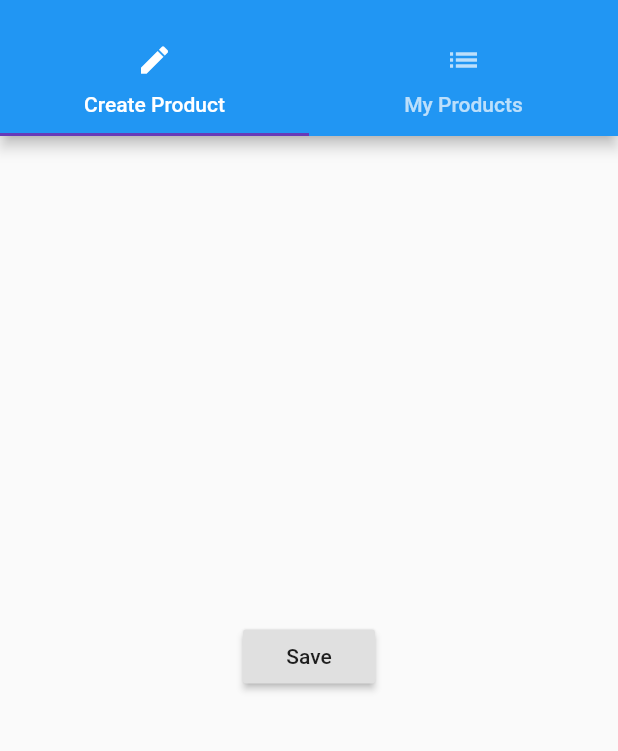
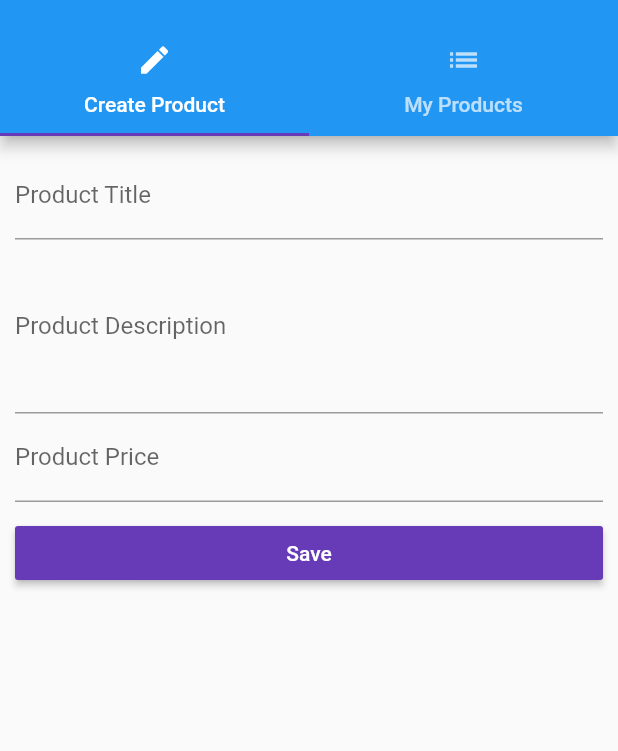
Before and after one commit to hukoru/flutter_course, a Flutter app: the ProductsAdminPage screen opened by its route, on a phone screen of 412 x 824 dp, the part 59-810 px from its top. Run offline on Flutter 3.47's test engine with Material 2 defaults, Android fonts, the phone set to English and light mode, and no system bars.

Commit message:
Adding Text Field

```diff
--- a/lib/pages/product_create.dart
+++ b/lib/pages/product_create.dart
@@ -1,20 +1,72 @@
 import 'package:flutter/material.dart';
 
-class ProductCreatePage extends StatelessWidget {
+class ProductCreatePage extends StatefulWidget {
+  final Function addProduct;
+
+  ProductCreatePage(this.addProduct);
+
+  @override
+  State<StatefulWidget> createState() {
+    return _ProductCreatePageState();
+  }
+}
+
+class _ProductCreatePageState extends State<ProductCreatePage> {
+  String _titleValue;
+  String _descriptionValue;
+  double _priceValue;
+
   @override
   Widget build(BuildContext context) {
-    return Center(
-      child: RaisedButton(
-        child: Text('Save'),
-        onPressed: () {
-          showModalBottomSheet(
-              context: context,
-              builder: (BuildContext context) {
-                return Center(
-                  child: Text('This is a Modal'),
-                );
+    return Container(
+      margin: EdgeInsets.all(10.0),
+      child: ListView(
+        children: <Widget>[
+          TextField(
+            decoration: InputDecoration(labelText: 'Product Title'),
+            onChanged: (String value) {
+              setState(() {
+                _titleValue = value;
               });
-        },
+            },
+          ),
+          TextField(
+            maxLines: 4,
+            decoration: InputDecoration(labelText: 'Product Description'),
+            onChanged: (String value) {
+              setState(() {
+                _descriptionValue = value;
+              });
+            },
+          ),
+          TextField(
+            keyboardType: TextInputType.number,
+            decoration: InputDecoration(labelText: 'Product Price'),
+            onChanged: (String value) {
+              setState(() {
+                _priceValue = double.parse(value);
+              });
+            },
+          ),
+          SizedBox(
+            height: 10.0,
+          ),
+          RaisedButton(
+            child: Text('Save'),
+            color: Theme.of(context).accentColor,
+            textColor: Colors.white,
+            onPressed: () {
+              final Map<String, dynamic> product = {
+                'title': _titleValue,
+                'description': _descriptionValue,
+                'price': _priceValue,
+                'image': 'assets/food.jpg'
+              };
+              widget.addProduct(product);
+              Navigator.pushReplacementNamed(context, '/products');
+            },
+          )
+        ],
       ),
     );
   }
--- a/lib/pages/products_admin.dart
+++ b/lib/pages/products_admin.dart
@@ -4,6 +4,12 @@ import './product_create.dart';
 import './product_list.dart';
 
 class ProductsAdminPage extends StatelessWidget {
+
+  final Function addProduct;
+  final Function deleteProduct;
+
+  ProductsAdminPage(this.addProduct, this.deleteProduct);
+
   @override
   Widget build(BuildContext context) {
     return DefaultTabController(
@@ -41,7 +47,7 @@ class ProductsAdminPage extends StatelessWidget {
           ),
         ),
         body: TabBarView(
-          children: <Widget>[ProductCreatePage(), ProductListPage()],
+          children: <Widget>[ProductCreatePage(addProduct), ProductListPage()],
         ),
       ),
     );
```
Also changed, not shown: lib/main.dart (+8 -7 lines), lib/pages/auth.dart (+56 -7 lines), lib/pages/products.dart (+3 -5 lines), lib/product_manager.dart (+3 -10 lines), lib/products.dart (+9 -13 lines).
